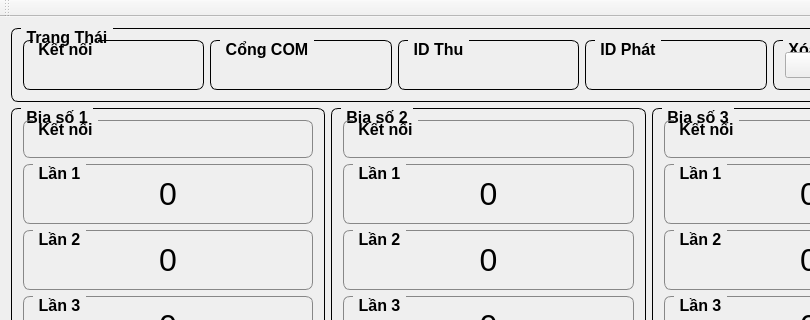
This is ui-example/mainwindow.ui in truonghuuphuoc/qtProApp as Qt 5 draws it before an edit; both pictures show x 0 to 810 and y 0 to 320 of the 977 by 647 pixel window. The edited form follows.
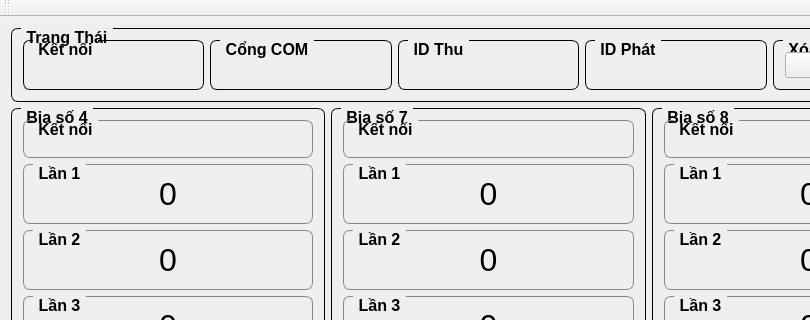
This is the edited form. Icons and pictures are not drawn.

What changed in the file:
```diff
--- a/ui-example/mainwindow.ui
+++ b/ui-example/mainwindow.ui
@@ -40,7 +40,7 @@
 }</string>
         </property>
         <property name="title">
-         <string>Bia số 1</string>
+         <string>Bia số 4</string>
         </property>
         <layout class="QGridLayout" name="gridLayout_3">
          <item row="3" column="0">
@@ -254,7 +254,7 @@
 }</string>
         </property>
         <property name="title">
-         <string>Bia số 2</string>
+         <string>Bia số 7</string>
         </property>
         <layout class="QGridLayout" name="gridLayout_9">
          <item row="2" column="0">
@@ -468,7 +468,7 @@
 }</string>
         </property>
         <property name="title">
-         <string>Bia số 3</string>
+         <string>Bia số 8</string>
         </property>
         <layout class="QGridLayout" name="gridLayout_15">
          <item row="2" column="1">
```
